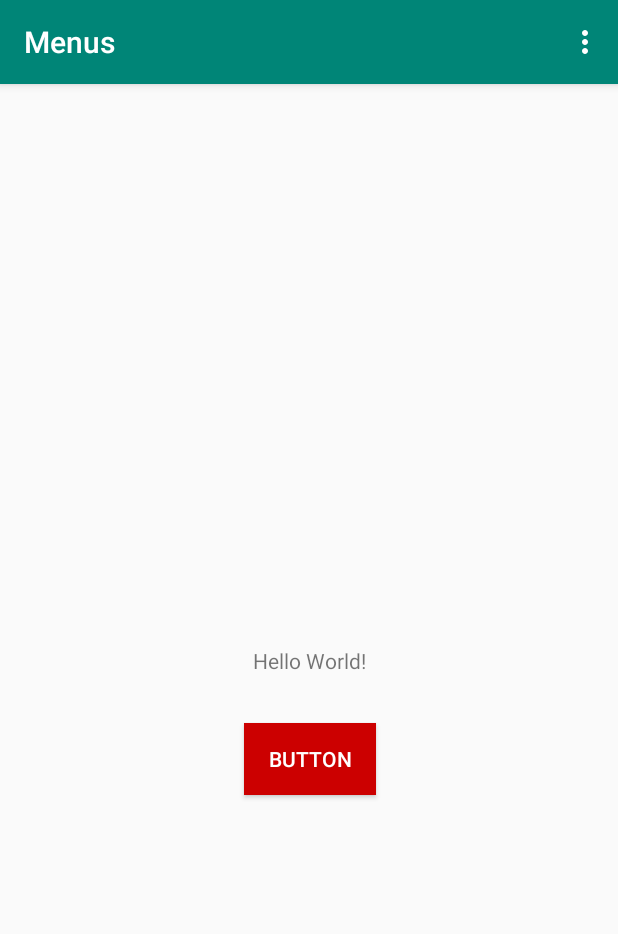
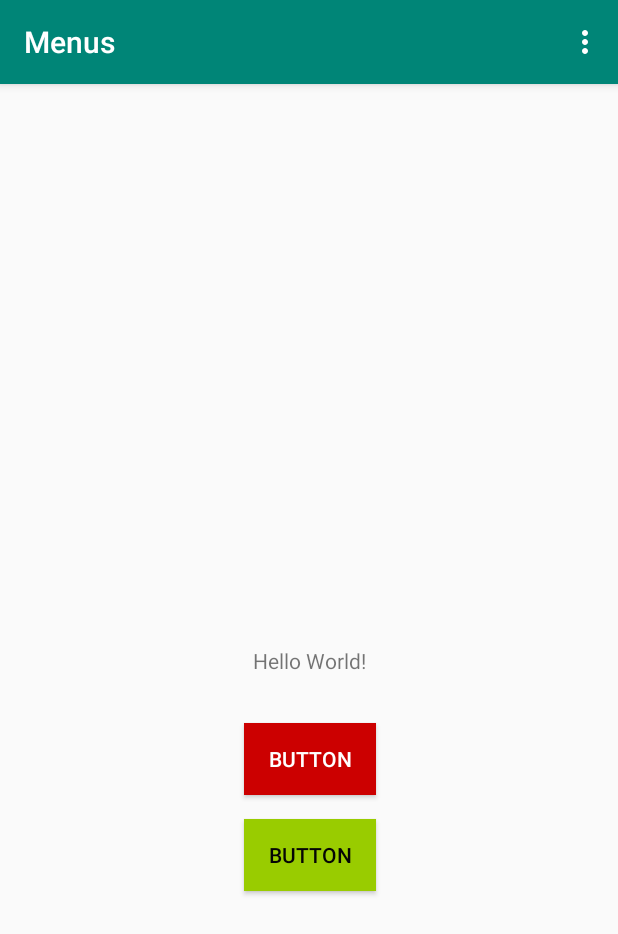
Before and after one commit to sunday58/Menus, an Android app: the screen it shows after launch (MainActivity), on a phone screen of 412 x 824 dp. Shown: the top 934 px of the screen. Run offline under Robolectric (Android 15) with nearby library versions, the phone set to English and light mode, and no system bars.

Commit message:
popUp menu Implemented

```diff
--- a/app/src/main/res/layout/activity_main.xml
+++ b/app/src/main/res/layout/activity_main.xml
@@ -28,5 +28,18 @@
         app:layout_constraintStart_toStartOf="@+id/txtTitle"
         app:layout_constraintTop_toBottomOf="@+id/txtTitle" />
 
+    <Button
+        android:id="@+id/button2"
+        android:layout_width="wrap_content"
+        android:layout_height="wrap_content"
+        android:layout_marginTop="16dp"
+        android:background="@android:color/holo_green_light"
+        android:onClick="showPopupMenu"
+        android:text="Button"
+        android:textColor="#050505"
+        app:layout_constraintEnd_toEndOf="@+id/button"
+        app:layout_constraintStart_toStartOf="@+id/button"
+        app:layout_constraintTop_toBottomOf="@+id/button" />
+
 
 </androidx.constraintlayout.widget.ConstraintLayout>
--- /dev/null
+++ b/app/src/main/res/menu/popup_menu.xml
@@ -0,0 +1,10 @@
+<?xml version="1.0" encoding="utf-8"?>
+<menu xmlns:android="http://schemas.android.com/apk/res/android">
+
+    <item android:id="@+id/popupmenu1"
+        android:title="Pop Up 1"/>
+
+    <item android:id="@+id/popupmenu2"
+        android:title="Pop Up 2"/>
+
+</menu>
```
Also changed, not shown: app/src/main/java/com/example/android/menus/MainActivity.java (+23 -1 lines).
